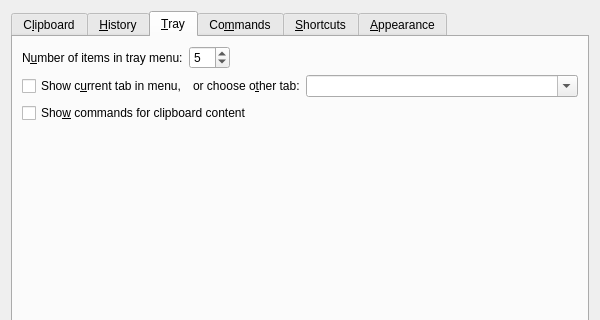
hluk/CopyQ, file src/ui/configurationmanager.ui: the form before one commit; both pictures show x 0 to 600 and y 0 to 320 of the 600 by 459 pixel window.
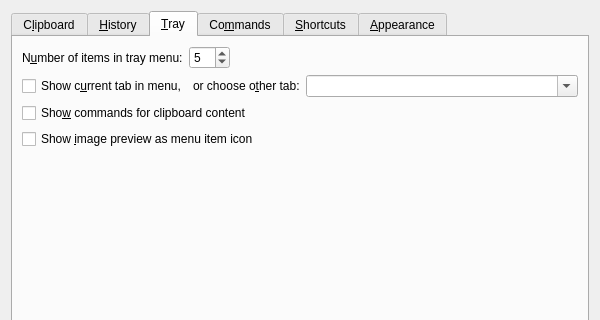
The form after the commit. The open tabs and pages were chosen to show the change. Icons and pictures are not drawn. Custom widgets are drawn as their Qt base class.

Commit message: Image preview in context menu

What changed in the file:
```diff
--- a/src/ui/configurationmanager.ui
+++ b/src/ui/configurationmanager.ui
@@ -472,6 +472,13 @@
            </property>
           </widget>
          </item>
+         <item>
+          <widget class="QCheckBox" name="checkBoxTrayImages">
+           <property name="text">
+            <string>Show &amp;image preview as menu item icon</string>
+           </property>
+          </widget>
+         </item>
          <item>
           <spacer name="verticalSpacer_2">
            <property name="orientation">
```
Left out of the diff: 5 changed lines with no effect on the pictures. The commit also changes 6 other files.
